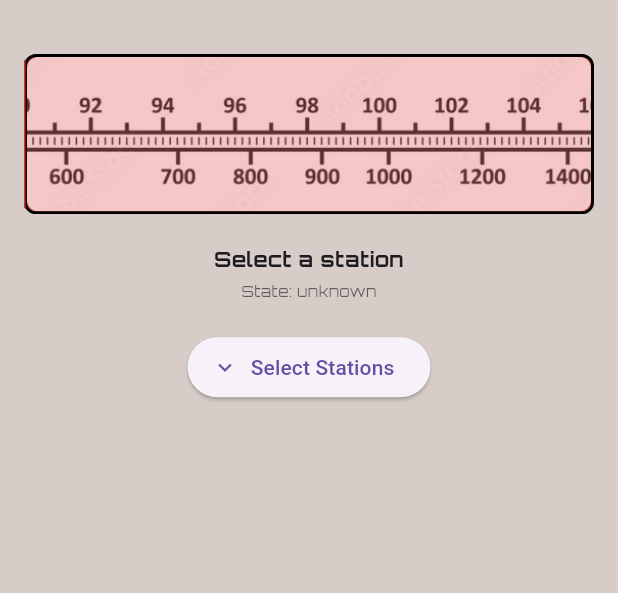
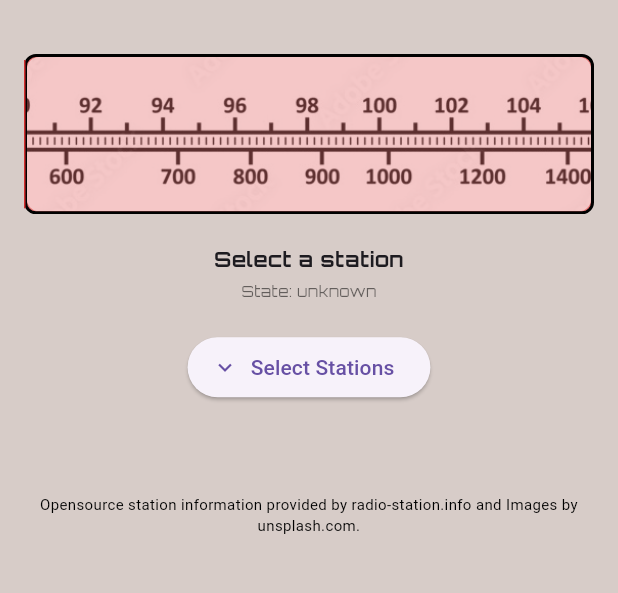
Before and after one commit to tmavroidis/cfrn, a Flutter app: the screen it shows after launch, on a phone screen of 412 x 824 dp, the part 84-677 px from its top. Run offline on Flutter 3.47's test engine with Material 3 defaults, Android fonts, the phone set to English and light mode, and no system bars; our stand-ins replace audioplayers, google_fonts, reorderables, shared_preferences; missing offline and left inert: window_manager; network calls fail.

Commit message:
added attribution text to the bottom of the app

```diff
--- a/lib/main.dart
+++ b/lib/main.dart
@@ -708,6 +708,14 @@ class _RadioPageState extends State<RadioPage> {
                   ),
                 ),
               ),
+              const SizedBox(height: 40),
+              // [FIX] Changed attribution text color to black
+              const Text(
+                'Opensource station information provided by radio-station.info and Images by unsplash.com.',
+                textAlign: TextAlign.center,
+                style: TextStyle(fontSize: 10, color: Colors.black),
+              ),
+              const SizedBox(height: 20),
             ],
           ),
         ),
```
